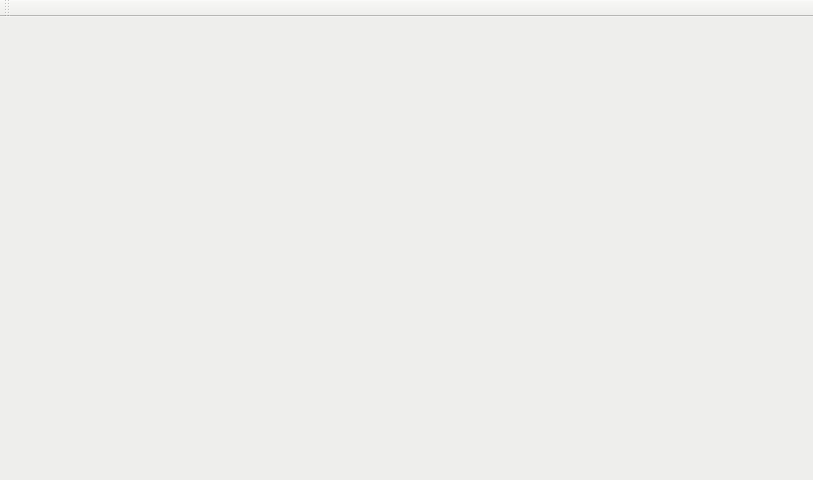
Old version of the form src/mainwindow.ui in the repository Qinterfly/EvalSig.
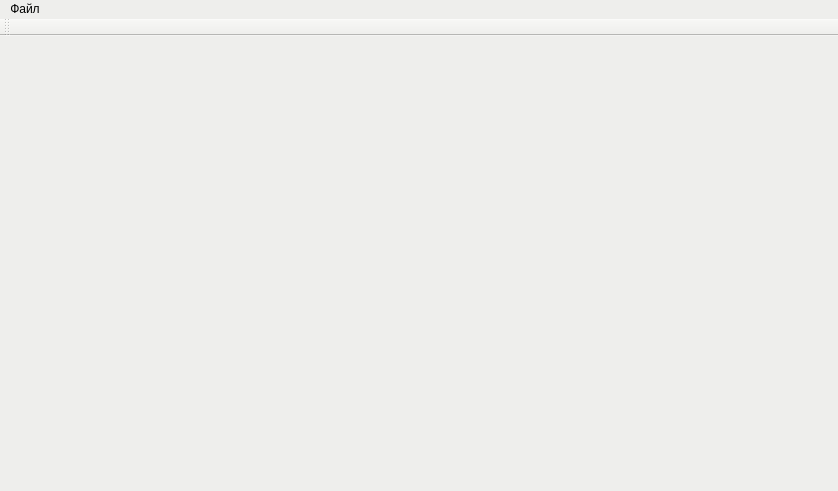
New version of the form.

Commit message: v0.1. Дополнен интерфейс класса DataSignal

```diff
--- a/src/mainwindow.ui
+++ b/src/mainwindow.ui
@@ -6,8 +6,8 @@
    <rect>
     <x>0</x>
     <y>0</y>
-    <width>813</width>
-    <height>480</height>
+    <width>838</width>
+    <height>491</height>
    </rect>
   </property>
   <property name="windowTitle">
@@ -23,10 +23,16 @@
     <rect>
      <x>0</x>
      <y>0</y>
-     <width>813</width>
+     <width>838</width>
      <height>27</height>
     </rect>
    </property>
+   <widget class="QMenu" name="menu">
+    <property name="title">
+     <string>Файл</string>
+    </property>
+   </widget>
+   <addaction name="menu"/>
   </widget>
   <widget class="QToolBar" name="mainToolBar">
    <attribute name="toolBarArea">
```
The commit also changes 5 other files.
